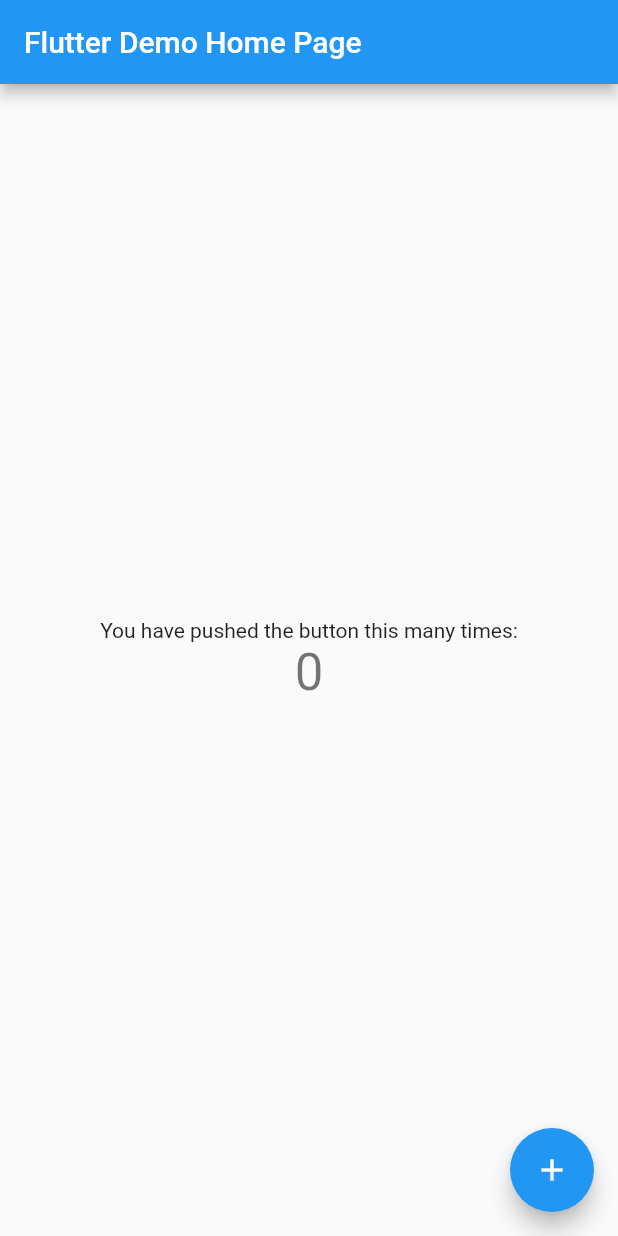
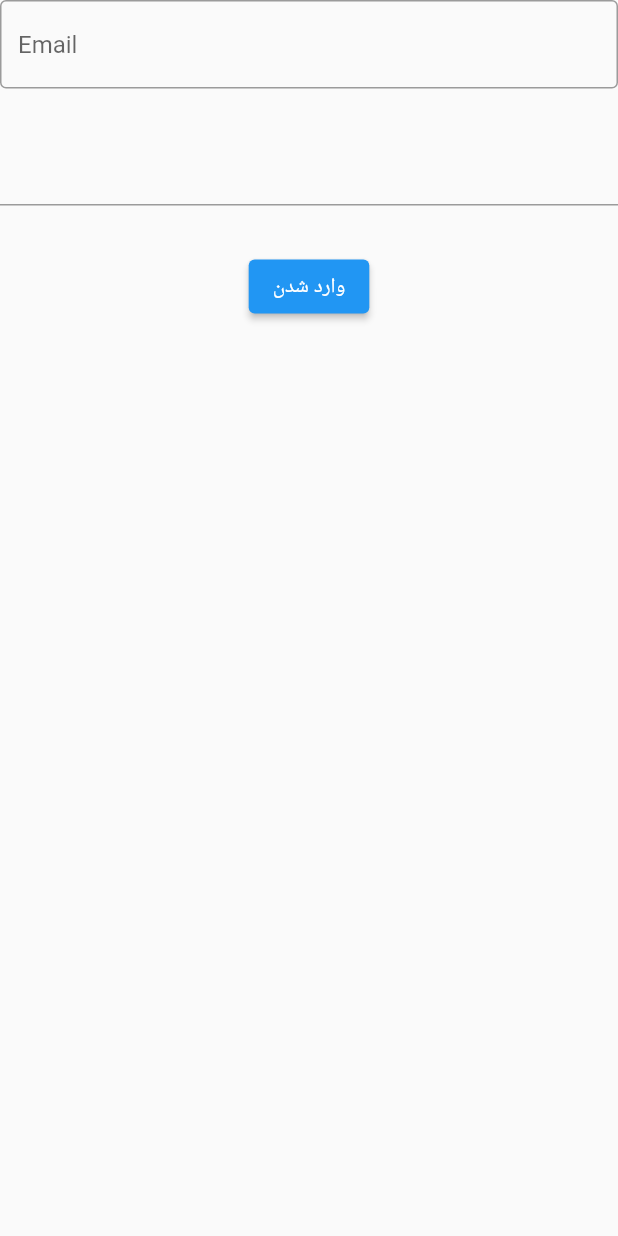
Before and after one commit to esmaeil-koohi/netflix_app, a Flutter app: the screen it shows after launch, on a phone screen of 412 x 824 dp. Run offline on Flutter 3.47's test engine with Material 2 defaults, Android fonts, the phone set to English and light mode, and no system bars; our stand-ins replace dartz, dio, equatable, get, shared_preferences.

Commit message:
login page (screen and controller)

```diff
--- /dev/null
+++ b/lib/core/routes/app_pages.dart
@@ -0,0 +1,14 @@
+import 'package:get/get_navigation/src/routes/get_route.dart';
+import 'package:netflix_proj/core/routes/app_routes.dart';
+import 'package:netflix_proj/features/authentication/routs/authenticaton_route.dart';
+
+class AppPages {
+
+  static String get initialRoute{
+    return AppRoutes.LOGIN;
+  }
+
+  static List<GetPage> get pages => [...authenticationRoutes];
+
+
+}
--- /dev/null
+++ b/lib/core/routes/app_routes.dart
@@ -0,0 +1,5 @@
+abstract class AppRoutes{
+  static const String LOGIN = '/login';
+  static const String SIGNUP = '/singUp';
+
+}
--- a/lib/features/authentication/data/models/login_model.dart
+++ b/lib/features/authentication/data/models/login_model.dart
@@ -6,8 +6,7 @@
   final String accessToken;
   final String tokenType;
 
-  LoginModel({required this.accessToken, required this.tokenType}) :
-        super(accessToken: accessToken, tokenType:  tokenType);
+  LoginModel({required this.accessToken, required this.tokenType}) :super(accessToken: accessToken, tokenType:  tokenType);
 
   factory LoginModel.fromJson(Map<String, dynamic> json) => LoginModel(accessToken : json['access_token'], tokenType: json['token_type']);
 
--- /dev/null
+++ b/lib/features/authentication/presentaion/controller/auth_controller.dart
@@ -0,0 +1,29 @@
+import 'package:dartz/dartz.dart';
+import 'package:get/get.dart';
+import 'package:netflix_proj/core/data/catch/cache_provider.dart';
+import 'package:netflix_proj/core/exceptions/failure_exception.dart';
+import 'package:netflix_proj/features/authentication/domain/entities/login_entity.dart';
+import 'package:netflix_proj/features/authentication/domain/usecase/login_usecase.dart';
+
+class AuthController extends GetxController{
+  final LoginUseCase loginUseCase;
+  AuthController({required this.loginUseCase});
+
+  RxString email = ''.obs;
+  RxString password = ''.obs;
+  RxBool isLoading = true.obs;
+
+  void setLogin() async{
+    isLoading.value = false;
+    Either<Failure, LoginEntity> response = await loginUseCase({"email" : email.value, "password" : password.value});
+    response.fold((error) {
+      isLoading.value = true;
+      print(error.response);
+    }, (data) {
+      isLoading.value = true;
+      print(data.accessToken);
+      CatchProvider().setUserToken(data.accessToken);
+    });
+  }
+
+}
--- /dev/null
+++ b/lib/features/authentication/presentaion/pages/login_screen.dart
@@ -0,0 +1,46 @@
+import 'package:flutter/material.dart';
+import 'package:get/get.dart';
+import 'package:get/get_state_manager/src/simple/get_view.dart';
+import 'package:netflix_proj/features/authentication/presentaion/controller/auth_controller.dart';
+
+class LoginScreen extends GetView<AuthController> {
+   LoginScreen({Key? key}) : super(key: key);
+
+  final TextEditingController _controller = TextEditingController();
+
+
+  @override
+  Widget build(BuildContext context) {
+    return Scaffold(
+      body: SafeArea(
+        child:SingleChildScrollView(
+          child:Obx(()=>  Center(
+            child:  Form(
+                child: Column(
+                  mainAxisAlignment: MainAxisAlignment.center,
+                  children: [
+                    TextFormField(
+                      initialValue: controller.email.value,
+                      onChanged: (value) => controller.email.value = value,
+                      decoration: const InputDecoration(
+                        hintText: 'Email',
+                        border: OutlineInputBorder()
+                      ),
+                    ),
+                    const SizedBox(height: 30,),
+                    TextFormField(
+                      initialValue: controller.password.value,
+                      onChanged: (value) => controller.password.value = value,
+                    ),
+                    const SizedBox(height: 30,),
+                    controller.isLoading.isFalse ? const Center(child: CircularProgressIndicator(),) : ElevatedButton(onPressed: () {
+                       controller.setLogin;
+                    }, child: const Text('وارد شدن')),
+                  ],)),
+          ),)
+
+        ),
+      ),
+    );
+  }
+}
--- /dev/null
+++ b/lib/features/authentication/routs/authenticaton_route.dart
@@ -0,0 +1,9 @@
+import 'package:get/get.dart';
+import 'package:netflix_proj/core/routes/app_routes.dart';
+import 'package:netflix_proj/features/authentication/bindings/authentication_binding.dart';
+import 'package:netflix_proj/features/authentication/presentaion/pages/login_screen.dart';
+
+List<GetPage> authenticationRoutes = [
+  GetPage(name: AppRoutes.LOGIN, page: () => LoginScreen(), binding: AuthenticationBinding()),
+  // GetPage(name: AppRoutes.SIGNUP, page: () => ,),
+];
--- a/lib/main.dart
+++ b/lib/main.dart
@@ -1,4 +1,8 @@
 import 'package:flutter/material.dart';
+import 'package:get/get.dart';
+import 'package:netflix_proj/core/routes/app_pages.dart';
+import 'package:netflix_proj/core/routes/app_routes.dart';
+import 'package:netflix_proj/features/authentication/presentaion/pages/login_screen.dart';
 
 void main() {
   runApp(const MyApp());
@@ -10,97 +14,14 @@
   // This widget is the root of your application.
   @override
   Widget build(BuildContext context) {
-    return MaterialApp(
+    return GetMaterialApp(
+      debugShowCheckedModeBanner: false,
       title: 'Flutter Demo',
       theme: ThemeData(
         primarySwatch: Colors.blue,
       ),
-      home: const MyHomePage(title: 'Flutter Demo Home Page'),
+      getPages: AppPages.pages,
+      initialRoute: AppRoutes.LOGIN,
     );
   }
 }
-
-class MyHomePage extends StatefulWidget {
-  const MyHomePage({super.key, required this.title});
-
-  // This widget is the home page of your application. It is stateful, meaning
-  // that it has a State object (defined below) that contains fields that affect
-  // how it looks.
-
-  // This class is the configuration for the state. It holds the values (in this
-  // case the title) provided by the parent (in this case the App widget) and
-  // used by the build method of the State. Fields in a Widget subclass are
-  // always marked "final".
-
-  final String title;
-
-  @override
-  State<MyHomePage> createState() => _MyHomePageState();
-}
-
-class _MyHomePageState extends State<MyHomePage> {
-  int _counter = 0;
-
-  void _incrementCounter() {
-    setState(() {
-      // This call to setState tells the Flutter framework that something has
-      // changed in this State, which causes it to rerun the build method below
-      // so that the display can reflect the updated values. If we changed
-      // _counter without calling setState(), then the build method would not be
-      // called again, and so nothing would appear to happen.
-      _counter++;
-    });
-  }
-
-  @override
-  Widget build(BuildContext context) {
-    // This method is rerun every time setState is called, for instance as done
-    // by the _incrementCounter method above.
-    //
-    // The Flutter framework has been optimized to make rerunning build methods
-    // fast, so that you can just rebuild anything that needs updating rather
-    // than having to individually change instances of widgets.
-    return Scaffold(
-      appBar: AppBar(
-        // Here we take the value from the MyHomePage object that was created by
-        // the App.build method, and use it to set our appbar title.
-        title: Text(widget.title),
-      ),
-      body: Center(
-        // Center is a layout widget. It takes a single child and positions it
-        // in the middle of the parent.
-        child: Column(
-          // Column is also a layout widget. It takes a list of children and
-          // arranges them vertically. By default, it sizes itself to fit its
-          // children horizontally, and tries to be as tall as its parent.
-          //
-          // Invoke "debug painting" (press "p" in the console, choose the
-          // "Toggle Debug Paint" action from the Flutter Inspector in Android
-          // Studio, or the "Toggle Debug Paint" command in Visual Studio Code)
-          // to see the wireframe for each widget.
-          //
-          // Column has various properties to control how it sizes itself and
-          // how it positions its children. Here we use mainAxisAlignment to
-          // center the children vertically; the main axis here is the vertical
-          // axis because Columns are vertical (the cross axis would be
-          // horizontal).
-          mainAxisAlignment: MainAxisAlignment.center,
-          children: <Widget>[
-            const Text(
-              'You have pushed the button this many times:',
-            ),
-            Text(
-              '$_counter',
-              style: Theme.of(context).textTheme.headline4,
-            ),
-          ],
-        ),
-      ),
-      floatingActionButton: FloatingActionButton(
-        onPressed: _incrementCounter,
-        tooltip: 'Increment',
-        child: const Icon(Icons.add),
-      ), // This trailing comma makes auto-formatting nicer for build methods.
-    );
-  }
-}
```
Also changed, not shown: lib/features/authentication/bindings/authentication_binding.dart (added, +16 -0 lines), pubspec.yaml (+10 -2 lines), pubspec.lock, 1 other file.
